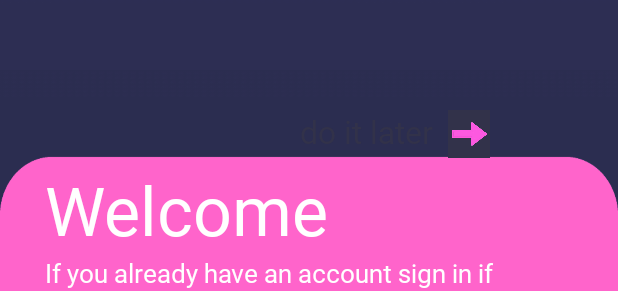
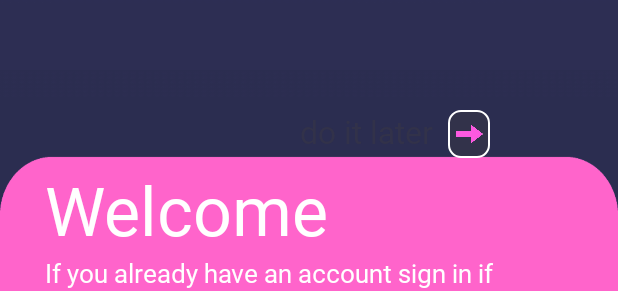
Before and after one commit to aminelasheb/SPACY, an Android app: the layout activity_login.xml on its own in the app's theme, with its tools: preview values and no code run, on a phone screen of 412 x 824 dp. Shown: the part 519-810 px from the top of the screen. Run offline under Robolectric (Android 15) with nearby library versions, the phone set to English and light mode, and no system bars; Roboto replaces fonts that are not available here.

Commit message:
SOME EDITS

```diff
--- /dev/null
+++ b/app/src/main/res/drawable/aa12.xml
@@ -0,0 +1,6 @@
+<shape xmlns:android="http://schemas.android.com/apk/res/android" android:shape="rectangle" >
+    <solid android:color="#32324A" />
+    <stroke android:width="1dip" android:color="#FFFFFF"/>
+    <corners
+        android:radius="8dp" />
+</shape>
--- a/app/src/main/res/layout/activity_login.xml
+++ b/app/src/main/res/layout/activity_login.xml
@@ -120,8 +120,10 @@
                 android:layout_width="28dp"
                 android:layout_height="32dp"
                 android:layout_marginLeft="10dp"
+                android:paddingLeft="3dp"
+                android:paddingRight="3dp"
                 android:layout_marginTop="19dp"
-                android:background="#32324A"
+                android:background="@drawable/aa12"
                 android:layout_toRightOf="@id/textview88"
                 android:src="@drawable/arrow" />
 
```
